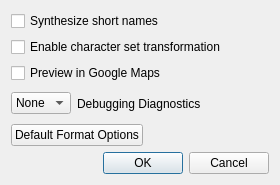
GPSBabel/gpsbabel, file gui/advui.ui: the form before one commit.
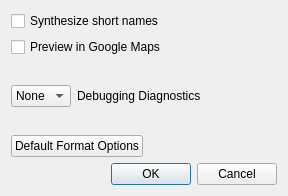
The form after the commit.

Commit message: finish killing gui charset handling.

Diff of the .ui file:
```diff
--- a/gui/advui.ui
+++ b/gui/advui.ui
@@ -6,8 +6,8 @@
    <rect>
     <x>0</x>
     <y>0</y>
-    <width>280</width>
-    <height>185</height>
+    <width>288</width>
+    <height>196</height>
    </rect>
   </property>
   <property name="windowTitle">
@@ -24,19 +24,6 @@
      </property>
     </widget>
    </item>
-   <item>
-    <widget class="QCheckBox" name="enableCharSetXform">
-     <property name="enabled">
-      <bool>true</bool>
-     </property>
-     <property name="toolTip">
-      <string>Convert character set encoding between input and output</string>
-     </property>
-     <property name="text">
-      <string>Enable character set transformation</string>
-     </property>
-    </widget>
-   </item>
    <item>
     <widget class="QCheckBox" name="previewGmap">
      <property name="text">
```
The commit also changes 2 other files.
